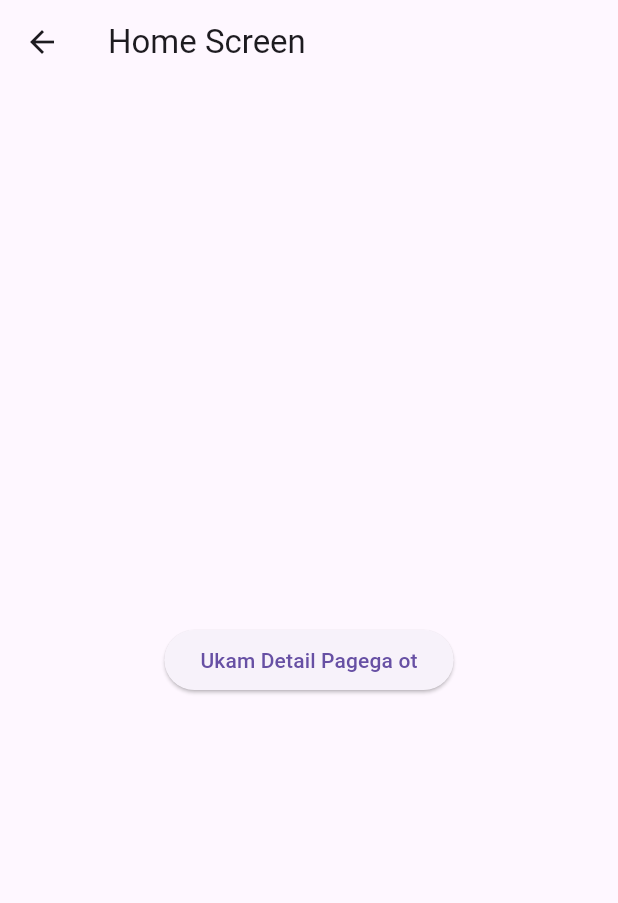
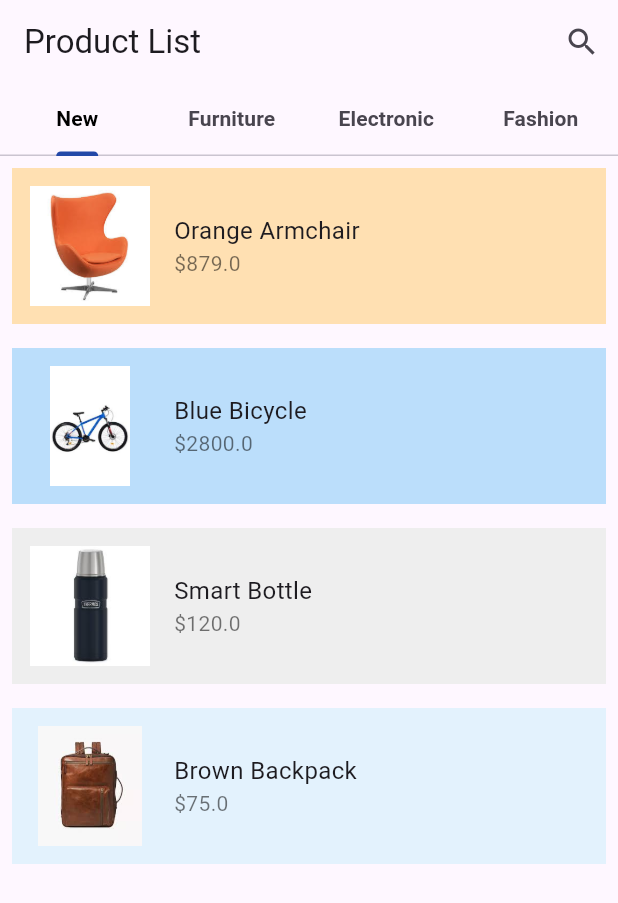
Before and after one commit to BekSenior/shopOnline, a Flutter app: the ProductPage screen opened by its route, on a phone screen of 412 x 824 dp. Shown: the top 903 px of the screen. Run offline on Flutter 3.47's test engine with Material 3 defaults, Android fonts, the phone set to English and light mode, and no system bars.

Commit message:
five version

```diff
--- /dev/null
+++ b/lib/scr/models/product.dart
@@ -0,0 +1,14 @@
+import 'dart:ui';
+class Product {
+  final String name;
+  final double price;
+  final String image;
+  final Color color;
+
+  Product({
+    required this.name,
+    required this.price,
+    required this.image,
+    required this.color,
+  });
+}
--- a/lib/scr/product_page.dart
+++ b/lib/scr/product_page.dart
@@ -1,4 +1,7 @@
 import 'package:flutter/material.dart';
+import 'package:shoponline/core/theme/app_colors.dart';
+
+import 'models/product.dart';
 
 class ProductPage extends StatefulWidget {
   const ProductPage({super.key});
@@ -8,18 +11,86 @@ class ProductPage extends StatefulWidget {
 }
 
 class _ProductPageState extends State<ProductPage> {
+  final List<Product> products = [
+    Product(
+      name: "Orange Armchair",
+      price: 879.0,
+      image: "assets/image/armchair.png",
+      color: Colors.orange.shade100,
+    ),
+    Product(
+      name: "Blue Bicycle",
+      price: 2800.0,
+      image: "assets/image/cycle.png",
+      color: Colors.blue.shade100,
+    ),
+    Product(
+      name: "Smart Bottle",
+      price: 120.0,
+      image: "assets/image/thermos.png",
+      color: Colors.grey.shade200,
+    ),
+    Product(
+      name: "Brown Backpack",
+      price: 75.0,
+      image: "assets/image/bag.png",
+      color: Colors.blue.shade50,
+    ),
+  ];
   @override
   Widget build(BuildContext context) {
-    return Scaffold(
-      appBar: AppBar(
-        title: Text('Home Screen'),
-      ),
-      body: Center(
-        child: ElevatedButton(
-            onPressed: (){
-              Navigator.pushNamed(context, '/detail');
-            },
-            child: Text('Ukam Detail Pagega ot'),
+    return DefaultTabController(
+      length: 4,
+      child: Scaffold(
+        appBar: AppBar(
+          automaticallyImplyLeading: false,
+          bottom: TabBar(
+            indicatorColor: AppColors.blue,
+            labelStyle: TextStyle(
+              color: AppColors.black,
+              fontWeight: FontWeight.w600,
+            ),
+              tabs: [
+            Tab(text: 'New',),
+            Tab(text: 'Furniture',),
+            Tab(text: 'Electronic',),
+            Tab(text: 'Fashion'),
+          ]),
+          title: Text('Product List'),
+          actions: [
+            IconButton(onPressed: (){}, icon: Icon(Icons.search))
+          ],
+        ),
+        body: TabBarView(
+            children: [
+              ListView.builder(
+                itemCount: products.length,
+                itemBuilder: (context, index) {
+                  final product = products[index];
+                  return Container(
+                    margin: EdgeInsets.all(8),
+                    padding: EdgeInsets.all(12),
+                    color: product.color,
+                    child: Row(
+                      children: [
+                        Image.asset(product.image, width: 80, height: 80),
+                        SizedBox(width: 16),
+                        Column(
+                          crossAxisAlignment: CrossAxisAlignment.start,
+                          children: [
+                            Text(product.name, style: TextStyle(fontSize: 16)),
+                            Text("\$${product.price}", style: TextStyle(color: Colors.black54)),
+                          ],
+                        ),
+                      ],
+                    ),
+                  );
+                },
+              ),
+              Center(child: Text('Page 2'),),
+              Center(child: Text('Page 3'),),
+              Center(child: Text('Page 4'),),
+            ]
         ),
       ),
     );
--- a/lib/scr/sign_in.dart
+++ b/lib/scr/sign_in.dart
@@ -63,7 +63,9 @@ class _SignInState extends State<SignIn> {
               ),
             ),
             AppSize.height10,
-            GoButton(title: 'Sign In', onPressed: () {}),
+            GoButton(title: 'Sign In', onPressed: () {
+              Navigator.pushNamed(context, '/productPage');
+            }),
             AppSize.height10,
             ElevatedButton(
               style: ElevatedButton.styleFrom(
@@ -109,7 +111,7 @@ class _SignInState extends State<SignIn> {
         ),
       ),
       floatingActionButton: GestureDetector(
-        onTap: (){},
+        onTap: ()=>Navigator.pushNamed(context, '/forget'),
         child: Padding(
           padding: const EdgeInsets.symmetric(vertical: 25,horizontal: 20),
           child: Text(
--- a/lib/scr/sign_up.dart
+++ b/lib/scr/sign_up.dart
@@ -66,6 +66,7 @@ class _SignUpState extends State<SignUp> {
                       ),
                       recognizer: TapGestureRecognizer()
                         ..onTap = () {
+                        Navigator.pop(context);
                         },
                     ),
                   ],
```
Also changed, not shown: lib/app.dart (+11 -1 lines), lib/scr/password/email_password.dart (added, +17 -0 lines), lib/scr/password/forget_password.dart (added, +58 -0 lines), lib/scr/password/new_password.dart (added, +41 -0 lines), lib/scr/password/password_reset.dart (added, +55 -0 lines), lib/scr/password/success.dart (added, +56 -0 lines), assets/image/armchair.png (added), assets/image/bag.png (added), assets/image/cupboard.png (added), assets/image/cycle.png (added), assets/image/fridge.png (added), assets/image/thermos.png (added).
